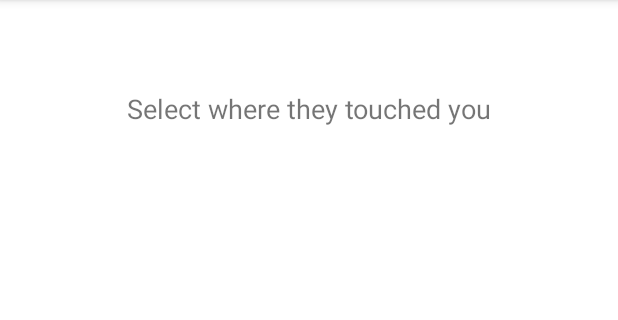
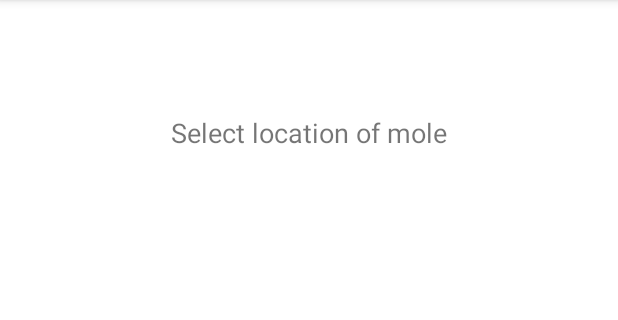
Before and after one commit to NotLubo/mole-ui, an Android app: the new_page_1 screen opened directly, with no data from a screen before it, on a phone screen of 412 x 824 dp, the part 84-404 px from its top. Run offline under Robolectric (Android 15) with nearby library versions, the phone set to English and light mode, and no system bars.

Commit message:
Text change

```diff
--- a/app/src/main/res/layout/activity_new_page_1.xml
+++ b/app/src/main/res/layout/activity_new_page_1.xml
@@ -22,8 +22,8 @@
         android:id="@+id/textView"
         android:layout_width="wrap_content"
         android:layout_height="wrap_content"
-        android:layout_marginTop="60dp"
-        android:text="Select where they touched you"
+        android:layout_marginTop="76dp"
+        android:text="Select location of mole"
         android:textSize="18sp"
         app:layout_constraintBottom_toTopOf="@+id/imageView3"
         app:layout_constraintEnd_toEndOf="parent"
```
